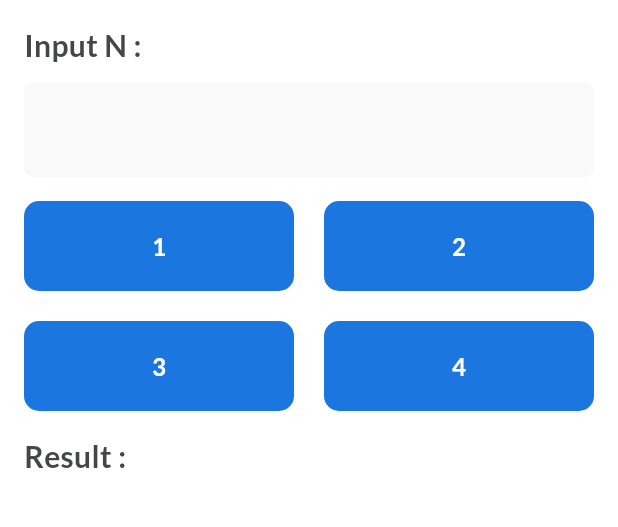
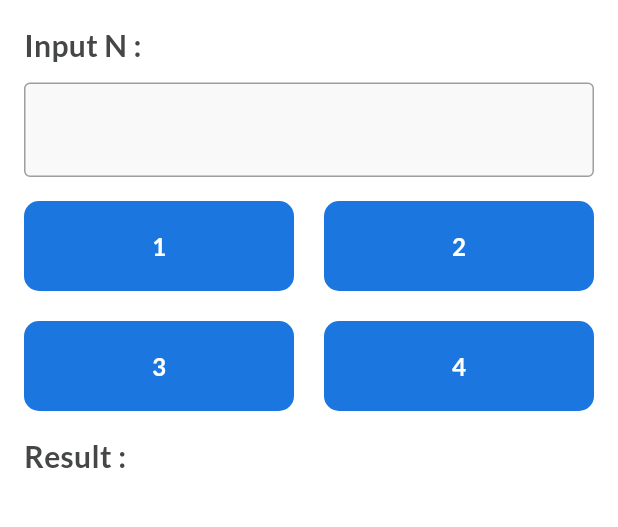
Before and after one commit to gilanggsb/INA17, a Flutter app: the screen it shows after launch, on a phone screen of 412 x 824 dp, the part 75-602 px from its top. Run offline on Flutter 3.47's test engine with Material 3 defaults, Android fonts, the phone set to English and light mode, and no system bars; our stand-ins replace auto_route, bloc, cached_network_image, dartz, dio, equatable and 8 more.

Commit message:
style: add border style in DefaultTextField

```diff
--- a/lib/features/home/presentation/screens/home_view.dart
+++ b/lib/features/home/presentation/screens/home_view.dart
@@ -60,7 +60,22 @@ class HomeView extends StatelessWidget {
               fontSize: 20,
             ),
             10.heightBox,
-            DefaultTextField(controller: nController, hintText: ''),
+            DefaultTextField(
+              controller: nController,
+              hintText: '',
+              enabledBorder: OutlineInputBorder(
+                borderSide: const BorderSide(color: AppColors.grey300),
+                borderRadius: BorderRadius.circular(4),
+              ),
+              disabledBorder: OutlineInputBorder(
+                borderSide: const BorderSide(color: AppColors.grey300),
+                borderRadius: BorderRadius.circular(4),
+              ),
+              focusedBorder: OutlineInputBorder(
+                borderRadius: BorderRadius.circular(4),
+                borderSide: const BorderSide(color: AppColors.primary),
+              ),
+            ),
             16.heightBox,
             GridView.builder(
               gridDelegate: const SliverGridDelegateWithMaxCrossAxisExtent(
```
